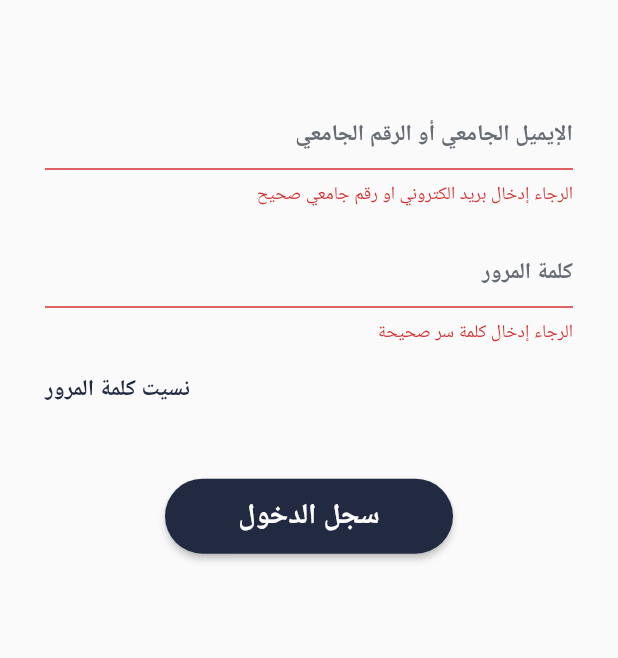
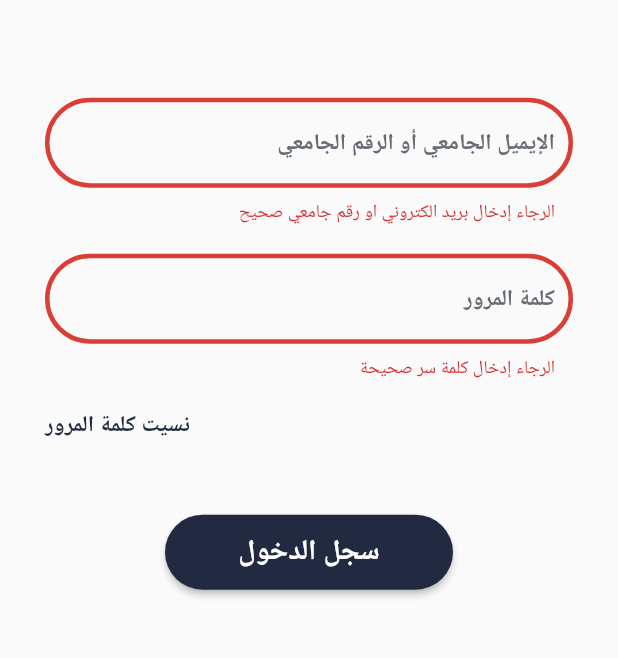
Before and after one commit to faresdu/faresGDSC1, a Flutter app: the screen it shows after launch, after a tap on "سجل الدخول", on a phone screen of 412 x 824 dp, the part 476-1134 px from its top. Run offline on Flutter 3.47's test engine with Material 2 defaults, Android fonts, the phone set to English and light mode, and no system bars; our stand-ins replace flutter_svg, google_fonts, rxdart, shared_preferences, stacked, stacked_core and 2 more; accounts and stored records are empty; Roboto replaces fonts that are missing (Cairo).

Commit message:
fixed form validators and login fixes

```diff
--- a/lib/core/utils/form_validators.dart
+++ b/lib/core/utils/form_validators.dart
@@ -2,7 +2,7 @@ import 'package:gdsc_app/core/utils/string_extensions.dart';
 
 class FormValidators {
   static String? emailValidator(String? value) {
-    if (value == null || value.isEmpty || value.isValidEmail) {
+    if (value == null || value.isEmpty || !value.isValidEmail) {
       return 'الرجاء إدخال بريد الكتروني او رقم جامعي صحيح';
     }
     return null;
@@ -15,17 +15,10 @@ class FormValidators {
     return null;
   }
 
-  static String? studentIDValidator(String? value, viewmodel) {
-    //if the value is Integer(Student ID)
-    try {
-      if (int.parse(value!) != null) {
-        viewmodel.isNumber = true;
-        return null;
-      } else {
-        viewmodel.isNumber = false;
-      }
-    } catch (e) {}
-    //validate email
-    return 'الرجاء إدخال بريد الكتروني او رقم جامعي صحيح';
+  static String? studentIDValidator(String? value) {
+    if (value == null || value.isEmpty || value.length < 9 || !value.isNumber) {
+      return 'الرجاء إدخال بريد الكتروني او رقم جامعي صحيح';
+    }
+    return null;
   }
 }
--- a/lib/core/utils/string_extensions.dart
+++ b/lib/core/utils/string_extensions.dart
@@ -1,8 +1,8 @@
 extension StringExt on String {
   ///Check if the email is valid
-  bool get isValidEmail => RegExp(
-          r"^[a-zA-Z0-9.a-zA-Z0-9.!#$%&'*+-/=?^_`{|}~]+@[a-zA-Z.]+.(com|pk)+")
-      .hasMatch(this);
+  bool get isValidEmail => RegExp(r"^[a-zA-Z0-9.a-zA-Z0-9.!#$%&'*+-/=?^_`{|}~]+@[a-zA-Z.]+.(com|pk)+").hasMatch(this);
+
+  bool get isNumber => RegExp(r'\d+$').hasMatch(this);
 
   String lastChars(int n) => substring(length - n);
 }
--- a/lib/ui/login/components/custom_input_field.dart
+++ b/lib/ui/login/components/custom_input_field.dart
@@ -8,6 +8,8 @@ class CustomInputField extends StatelessWidget {
   final String? Function(String?)? validator;
   final Function(String?)? onSaved;
   final Function(String?)? onFieldSubmitted;
+  final FocusNode? focusNode;
+  final bool autofocus;
 
   const CustomInputField({
     Key? key,
@@ -16,6 +18,8 @@ class CustomInputField extends StatelessWidget {
     this.onSaved,
     this.obscureText = false,
     this.onFieldSubmitted,
+    this.focusNode,
+    this.autofocus = false,
   }) : super(key: key);
 
   @override
@@ -30,15 +34,36 @@ class CustomInputField extends StatelessWidget {
             color: Constants.grey,
             fontWeight: FontWeight.w700,
           ),
+          disabledBorder: OutlineInputBorder(
+            borderSide: const BorderSide(width: 1, color: Constants.grey),
+            borderRadius: BorderRadius.circular(50),
+          ),
           enabledBorder: OutlineInputBorder(
+            borderSide: const BorderSide(width: 1, color: Constants.grey),
+            borderRadius: BorderRadius.circular(50),
+          ),
+          errorBorder: OutlineInputBorder(
+            borderSide: const BorderSide(width: 3, color: Constants.red),
+            borderRadius: BorderRadius.circular(50),
+          ),
+          focusedErrorBorder: OutlineInputBorder(
             borderSide: const BorderSide(width: 3, color: Constants.darkBlue),
             borderRadius: BorderRadius.circular(50),
           ),
-          focusedBorder: const OutlineInputBorder(
-              borderSide: BorderSide(color: Colors.grey))),
+          focusedBorder: OutlineInputBorder(
+            borderSide: const BorderSide(width: 3, color: Constants.darkBlue),
+            borderRadius: BorderRadius.circular(50),
+          )),
       validator: validator,
       onSaved: onSaved,
       onFieldSubmitted: onFieldSubmitted,
+      focusNode: focusNode,
+      autofocus: autofocus,
+      onTapOutside: (PointerDownEvent pointerDownEvent) {
+        if (focusNode != null) {
+          focusNode!.unfocus();
+        }
+      },
     );
   }
 }
--- a/lib/ui/login/components/login_button.dart
+++ b/lib/ui/login/components/login_button.dart
@@ -3,6 +3,7 @@ import 'package:gdsc_app/core/utils/constants.dart';
 
 class LoginButton extends StatelessWidget {
   final void Function() onPressed;
+
   const LoginButton({Key? key, required this.onPressed}) : super(key: key);
 
   @override
@@ -15,7 +16,7 @@ class LoginButton extends StatelessWidget {
         onPressed: onPressed,
         style: ElevatedButton.styleFrom(
           backgroundColor: Constants.darkBlue,
-          shape: StadiumBorder(),
+          shape: const StadiumBorder(),
         ),
         child: Text('سجل الدخول',
             style: Constants.mediumText.copyWith(
--- a/lib/ui/login/login_view.dart
+++ b/lib/ui/login/login_view.dart
@@ -3,7 +3,6 @@ import 'package:gdsc_app/core/utils/constants.dart';
 import 'package:gdsc_app/core/utils/form_validators.dart';
 import 'package:gdsc_app/ui/login/components/custom_input_field.dart';
 import 'package:gdsc_app/ui/login/components/login_button.dart';
-import 'package:google_fonts/google_fonts.dart';
 import 'package:stacked/stacked.dart';
 
 import 'login_viewmodel.dart';
@@ -34,25 +33,21 @@ class LoginView extends StatelessWidget {
                       CustomInputField(
                         hintText: 'الإيميل الجامعي أو الرقم الجامعي',
                         validator: (value) {
-                          //check if the value is correct studentID
-                          //if not check if its a valid email
-                          if (FormValidators.studentIDValidator(
-                                  value, viewmodel) !=
-                              null) {
-                            //checking if its a valid email
-                            return FormValidators.emailValidator(value);
-                          } else {
-                            //the value is studentID
-                            return null;
+                          //checking if its a valid student ID or email
+                          if (FormValidators.studentIDValidator(value) != null && FormValidators.emailValidator(value) != null) {
+                            // only if both have errors then input is incorrect
+                            return FormValidators.studentIDValidator(value);
                           }
+                          //the value is correct
+                          return null;
                         },
                         onSaved: (value) {
-                          if (viewmodel.isNumber) {
-                            viewmodel.email = '$value@student.ksu.edu.sa';
-                          } else {
-                            viewmodel.email = value;
-                          }
+                          viewmodel.fixEmail(value);
                         },
+                        onFieldSubmitted: (value) {
+                          viewmodel.passwordFocus.requestFocus();
+                        },
+                        focusNode: viewmodel.emailFocus,
                       ),
 
                       const SizedBox(height: 20),
@@ -68,6 +63,7 @@ class LoginView extends StatelessWidget {
                         onFieldSubmitted: (value) {
                           viewmodel.submitLogin(context);
                         },
+                        focusNode: viewmodel.passwordFocus,
                       ),
 
                       const SizedBox(height: 20),
@@ -86,6 +82,7 @@ class LoginView extends StatelessWidget {
                       //Login
                       LoginButton(
                         onPressed: () {
+                          viewmodel.passwordFocus.unfocus();
                           viewmodel.submitLogin(context);
                         },
                       ),
```
Also changed, not shown: lib/ui/login/login_viewmodel.dart (+20 -2 lines).
